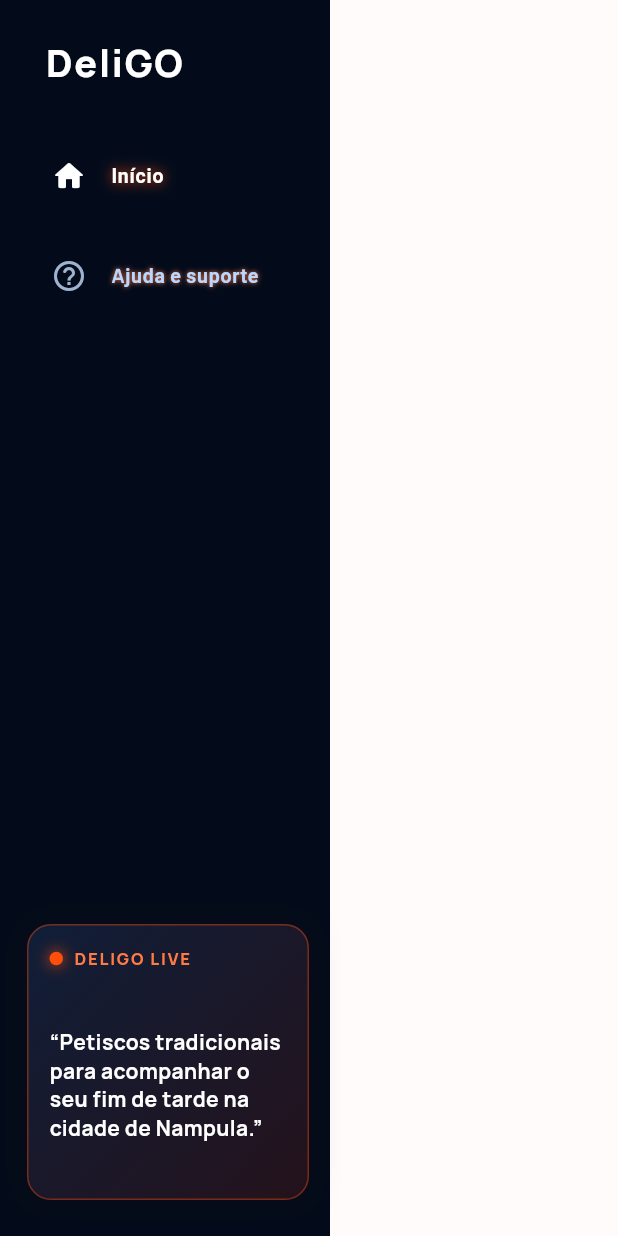
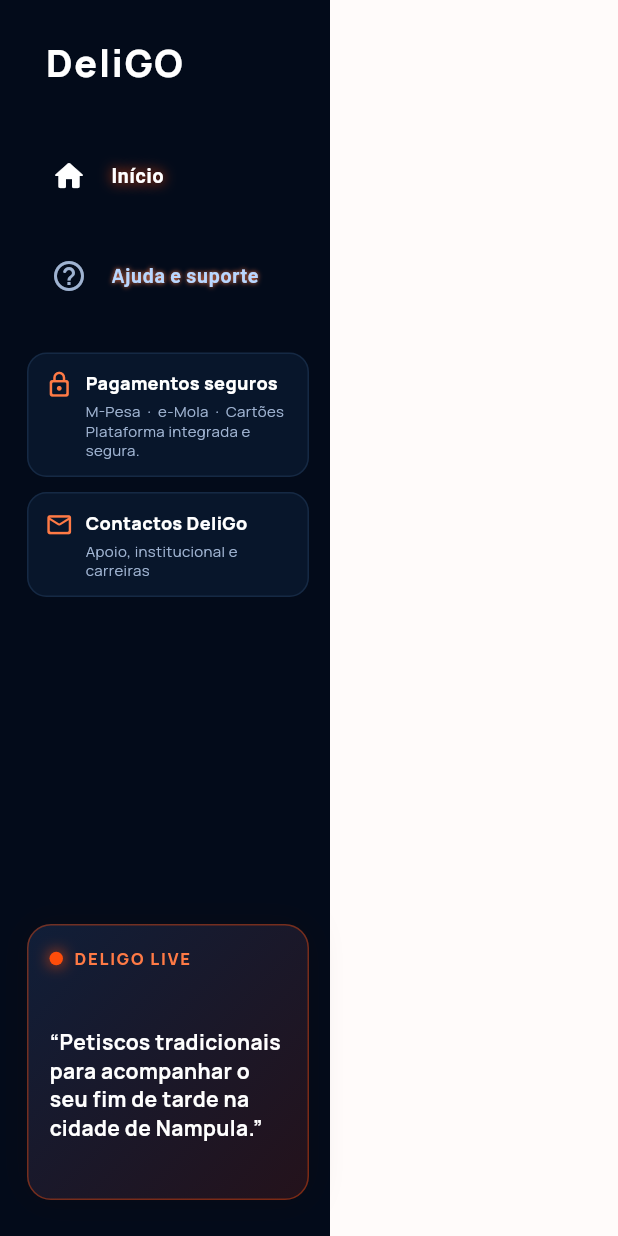
Before and after one commit to Anwarismael258/deligo-web, a Flutter app: the _GuestSidebar widget shown alone on an empty page, opened directly, on a phone screen of 412 x 824 dp. Run offline on Flutter 3.47's test engine with Material 3 defaults, Android fonts, the light colour scheme and no system bars; our stand-ins replace app_links, audioplayers, cached_network_image, firebase_analytics, firebase_core, firebase_crashlytics and 21 more; missing offline and left inert: mobile_scanner; accounts and stored records are empty; network calls fail; Roboto replaces fonts that are missing (Trebuchet MS).

Commit message:
Fill guest sidebar with official info

```diff
--- a/lib/features/guest/guest_home_page.dart
+++ b/lib/features/guest/guest_home_page.dart
@@ -508,10 +508,54 @@
         ),
         _GuestNavItem(icon: Icons.home_rounded, label: 'Início', selected: true, onTap: () => context.go('/home')),
         _GuestNavItem(icon: Icons.help_outline_rounded, label: 'Ajuda e suporte', onTap: () => launchUrl(Uri.parse('https://www.facebook.com/profile.php?id=61588898956501'), mode: LaunchMode.externalApplication)),
+        const SizedBox(height: 14),
+        const _SidebarInfoCard(
+          icon: Icons.lock_outline_rounded,
+          title: 'Pagamentos seguros',
+          body: 'M-Pesa  ·  e-Mola  ·  Cartões\nPlataforma integrada e segura.',
+        ),
+        const SizedBox(height: 10),
+        _SidebarInfoCard(
+          icon: Icons.mail_outline_rounded,
+          title: 'Contactos DeliGo',
+          body: 'Apoio, institucional e carreiras',
+          onTap: () => launchUrl(Uri.parse('mailto:suporte@deligoeats.com'), mode: LaunchMode.externalApplication),
+        ),
         const Spacer(),
         const _GuestTicker(),
       ]),
     );
+  }
+}
+
+class _SidebarInfoCard extends StatelessWidget {
+  const _SidebarInfoCard({required this.icon, required this.title, required this.body, this.onTap});
+  final IconData icon;
+  final String title;
+  final String body;
+  final VoidCallback? onTap;
+
+  @override
+  Widget build(BuildContext context) {
+    final card = Container(
+      width: double.infinity,
+      padding: const EdgeInsets.fromLTRB(11, 11, 10, 10),
+      decoration: BoxDecoration(
+        color: const Color(0xFF08162B),
+        borderRadius: BorderRadius.circular(13),
+        border: Border.all(color: const Color(0x334B76A8)),
+      ),
+      child: Row(crossAxisAlignment: CrossAxisAlignment.start, children: [
+        Icon(icon, size: 19, color: const Color(0xFFFF7A45)),
+        const SizedBox(width: 8),
+        Expanded(child: Column(crossAxisAlignment: CrossAxisAlignment.start, children: [
+          Text(title, maxLines: 1, overflow: TextOverflow.ellipsis, style: const TextStyle(color: Colors.white, fontSize: 12, fontWeight: FontWeight.w900)),
+          const SizedBox(height: 4),
+          Text(body, maxLines: 3, overflow: TextOverflow.ellipsis, style: const TextStyle(color: Color(0xFF9FB3D1), fontSize: 10, height: 1.3)),
+        ])),
+      ]),
+    );
+    return onTap == null ? card : InkWell(onTap: onTap, borderRadius: BorderRadius.circular(13), child: card);
   }
 }
 
```
Also changed, not shown: 3 other files.
